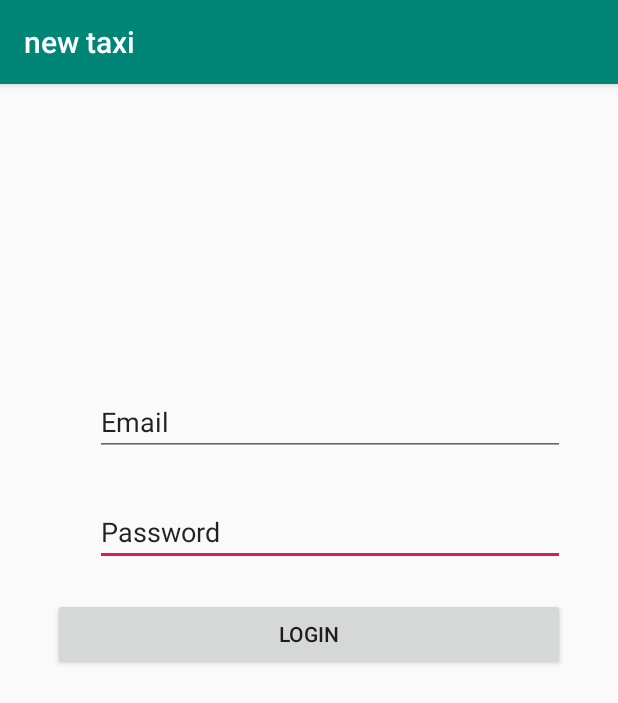
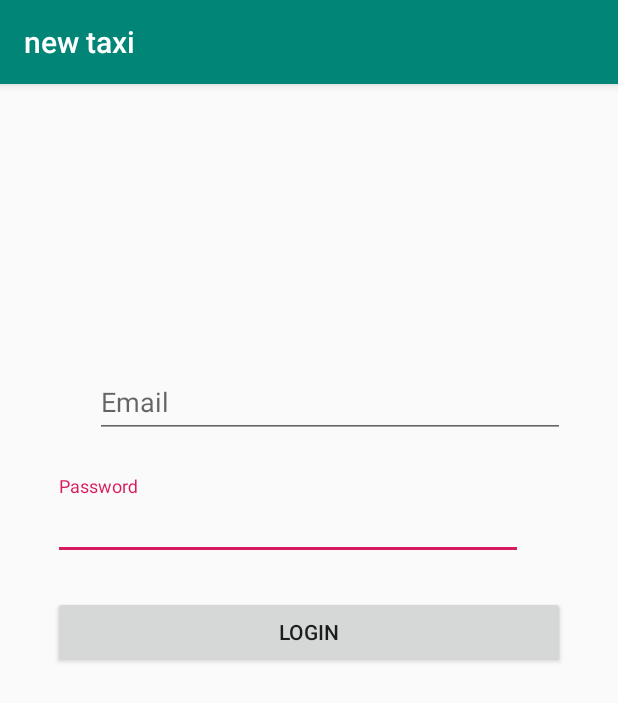
Before and after one commit to Dolphin-PC/T.T, an Android app: the taxi_main screen opened directly, with no data from a screen before it, on a phone screen of 412 x 824 dp. Shown: the top 703 px of the screen. Run offline under Robolectric (Android 15) with nearby library versions, the phone set to English and light mode, and no system bars; our stand-ins replace Firebase (no records; nobody signed in at launch, a user with empty details on screens opened directly).

Commit message:
졸려어..

```diff
--- a/app/src/main/res/layout/activity_taxi_main.xml
+++ b/app/src/main/res/layout/activity_taxi_main.xml
@@ -5,7 +5,7 @@
     android:id="@+id/LAY5"
     android:layout_width="match_parent"
     android:layout_height="match_parent"
-    tools:context="com.example.pcy.newtaxi.taxi_main"
+    tools:context=".taxi_main"
     tools:layout_editor_absoluteY="81dp">
 
     <Button
@@ -14,20 +14,22 @@
         android:layout_height="wrap_content"
         android:layout_marginStart="35dp"
         android:layout_marginLeft="35dp"
-        android:layout_marginTop="21dp"
+        android:layout_marginTop="24dp"
         android:layout_marginEnd="35dp"
         android:layout_marginRight="35dp"
         android:text="LOGIN"
         app:layout_constraintEnd_toEndOf="parent"
         app:layout_constraintStart_toStartOf="parent"
-        app:layout_constraintTop_toBottomOf="@+id/textInputLayout5" />
+        app:layout_constraintTop_toBottomOf="@+id/textInputLayout4" />
 
     <android.support.design.widget.TextInputLayout
-        android:id="@+id/textInputLayout5"
+        android:id="@+id/textInputLayout4"
         android:layout_width="wrap_content"
         android:layout_height="wrap_content"
-        android:layout_marginTop="17dp"
-        app:layout_constraintStart_toStartOf="@+id/textInputLayout42"
+        android:layout_marginStart="35dp"
+        android:layout_marginLeft="35dp"
+        android:layout_marginTop="25dp"
+        app:layout_constraintStart_toStartOf="parent"
         app:layout_constraintTop_toBottomOf="@+id/textInputLayout42">
 
         <EditText
@@ -35,17 +37,18 @@
             android:layout_width="313dp"
             android:layout_height="wrap_content"
             android:ems="10"
-            android:inputType="textPersonName"
-            android:text="Password"
+            android:hint="Password"
+            android:inputType="textPassword"
             tools:layout_editor_absoluteX="36dp"
             tools:layout_editor_absoluteY="249dp" />
     </android.support.design.widget.TextInputLayout>
+
 
     <android.support.design.widget.TextInputLayout
         android:id="@+id/textInputLayout42"
         android:layout_width="wrap_content"
         android:layout_height="wrap_content"
-        android:layout_marginTop="192dp"
+        android:layout_marginTop="180dp"
         android:layout_marginEnd="35dp"
         android:layout_marginRight="35dp"
         app:layout_constraintEnd_toEndOf="parent"
@@ -56,8 +59,8 @@
             android:layout_width="313dp"
             android:layout_height="wrap_content"
             android:ems="10"
-            android:inputType="textPersonName"
-            android:text="Email"
+            android:hint="Email"
+            android:inputType="textEmailAddress"
             tools:layout_editor_absoluteX="36dp"
             tools:layout_editor_absoluteY="190dp" />
     </android.support.design.widget.TextInputLayout>
```
Also changed, not shown: app/src/main/java/com/example/pcy/newtaxi/TaxiData.java (added, +62 -0 lines), app/src/main/java/com/example/pcy/newtaxi/taxi_client.java (+137 -27 lines), app/src/main/java/com/example/pcy/newtaxi/taxi_main.java (+8 -6 lines), app/src/main/res/layout/app_bar_taxi_client.xml (+0 -8 lines), app/src/main/res/layout/content_taxi_client.xml (+18 -7 lines).
